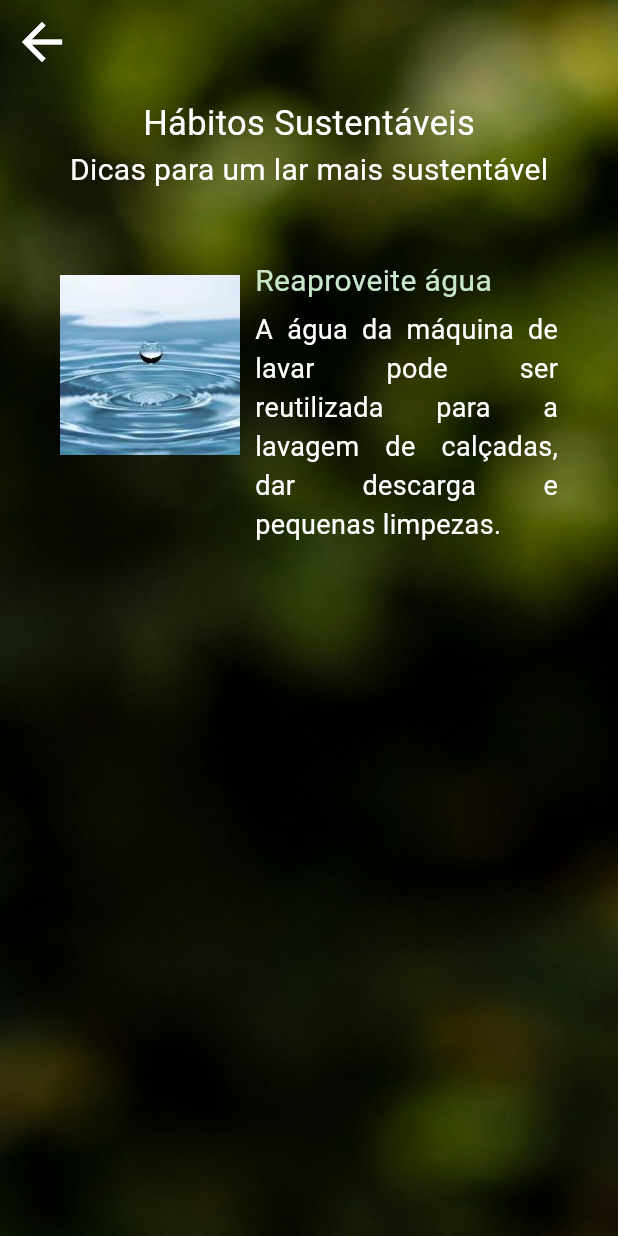
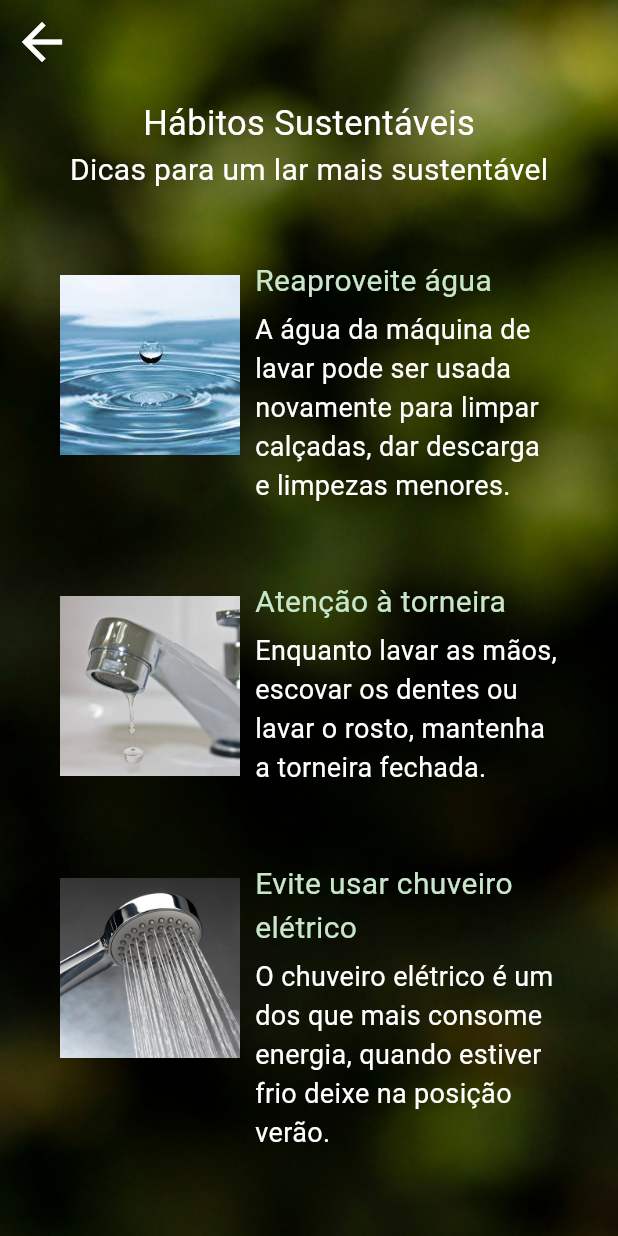
Before and after one commit to duda0812/Sistema-Mobile-Recompor, a Flutter app: the screen it shows after launch, on a phone screen of 412 x 824 dp. Run offline on Flutter 3.47's test engine with Material 3 defaults, Android fonts, the phone set to English and light mode, and no system bars.

Commit message:
tela habitos finalizada

```diff
--- a/lib/telas/habitos.dart
+++ b/lib/telas/habitos.dart
@@ -61,57 +61,30 @@ class Habitos extends StatelessWidget {
                     ),
                   ),
                   const SizedBox(height: 45),
-                  Row(
-                    crossAxisAlignment: CrossAxisAlignment.start,
+                  Column(
                     children: [
-                      Padding(
-                        padding: const EdgeInsets.only(top: 10.0),
-                        child: Container(
-                          height: 120,
-                          width: 120,
-                          decoration: const BoxDecoration(
-                            image: DecorationImage(
-                              image: AssetImage("lib/imagens/gota.jpg"),
-                              fit: BoxFit
-                                  .cover,
-                            ),
-                          ),
-                        ),
-                      ),
-                      SizedBox(width: 10),
-                      Expanded(
-                        child: Padding(
-                          padding: const EdgeInsets.only(bottom: 200.0),
-                          child: Column(
-                            crossAxisAlignment: CrossAxisAlignment.start,
-                            children: [
-                              Text(
-                                'Reaproveite água',
-                                style: TextStyle(
-                                  fontSize: 20,
-                                  color: Colors.green.shade100,
-                                ),
-                              ),
-                              SizedBox(height: 5),
-
-                              Container(
-                                 constraints: BoxConstraints(maxWidth: 400)
-                              ,
-                                child: Text(
-                                  'A água da máquina de lavar pode ser reutilizada para a lavagem de calçadas, dar descarga e pequenas limpezas.',
-                                  style: TextStyle(
-                                    fontSize: 18,
-                                    color: Colors.white,
-                                  ),
-                                  textAlign: TextAlign.justify,
-                                ),
-                              ),
-                            ],
-                          ),
-                        ),
-                      ),
+                      Dicas("lib/imagens/gota.jpg", 'Reaproveite água',
+                          'A água da máquina de lavar pode ser usada novamente para limpar calçadas, dar descarga e limpezas menores.'),
+                      Dicas("lib/imagens/torneira.png", 'Atenção à torneira',
+                          'Enquanto lavar as mãos, escovar os dentes ou lavar o rosto, mantenha a torneira fechada.'),
+                      Dicas(
+                          "lib/imagens/chuveiro.jpg",
+                          'Evite usar chuveiro elétrico',
+                          'O chuveiro elétrico é um dos que mais consome energia, quando estiver frio deixe na posição verão.'),
+                      Dicas('lib/imagens/lampada.jpg', 'Use lâmpadas LEDS',
+                          'A lâmpada LED além de durar mais, são 65% mais econômicas que as fluorescentes.'),
+                      Dicas('lib/imagens/sacola.jpg', 'Use sacolas retornáveis',
+                          'Quando for ao mercado, leve uma sacola reutilizável para evitar o uso de sacolas plásticas.'),
+                      Dicas(
+                          'lib/imagens/geladeira.jpg',
+                          'Evite abrir a geladeira',
+                          'Deixar a geladeira aberta ou abri-la muito consome energia e pode estragar os alimentos.'),
+                      Dicas(
+                          'lib/imagens/janela.jpg',
+                          'Aproveite a claridade do ambiente',
+                          'Desligue as luzes e abra a janela durante o dia. As lâmpadas pode aumentar muito a conta.'),
                     ],
-                  )
+                  ),
                 ],
               ),
             ],
@@ -121,3 +94,66 @@ class Habitos extends StatelessWidget {
     );
   }
 }
+
+class Dicas extends StatefulWidget {
+  final String foto;
+  final String titulo;
+  final String texto;
+  const Dicas(this.foto, this.titulo, this.texto, {Key? key}) : super(key: key);
+
+  @override
+  State<Dicas> createState() => _DicasState();
+}
+
+class _DicasState extends State<Dicas> {
+  @override
+  Widget build(BuildContext context) {
+    return Row(
+      crossAxisAlignment: CrossAxisAlignment.start,
+      children: [
+        Padding(
+          padding: const EdgeInsets.only(top: 10.0),
+          child: Container(
+            height: 120,
+            width: 120,
+            decoration: BoxDecoration(
+              image: DecorationImage(
+                image: AssetImage(widget.foto),
+                fit: BoxFit.cover,
+              ),
+            ),
+          ),
+        ),
+        SizedBox(width: 10),
+        Expanded(
+          child: Padding(
+            padding: const EdgeInsets.only(bottom: 50.0),
+            child: Column(
+              crossAxisAlignment: CrossAxisAlignment.start,
+              children: [
+                Text(
+                  widget.titulo,
+                  style: TextStyle(
+                    fontSize: 20,
+                    color: Colors.green.shade100,
+                  ),
+                ),
+                SizedBox(height: 5),
+                Container(
+                  constraints: BoxConstraints(maxWidth: 400),
+                  child: Text(
+                    widget.texto,
+                    style: TextStyle(
+                      fontSize: 18,
+                      color: Colors.white,
+                    ),
+                  ),
+                ),
+              ],
+            ),
+          ),
+        ),
+      ],
+    );
+  }
+}
```
Also changed, not shown: pubspec.yaml (+7 -0 lines), lib/imagens/chuveiro.jpg (added), lib/imagens/geladeira.jpg (added), lib/imagens/janela.jpg (added), lib/imagens/lampada.jpg (added), lib/imagens/sacola.jpg (added), lib/imagens/torneira.png (added).
